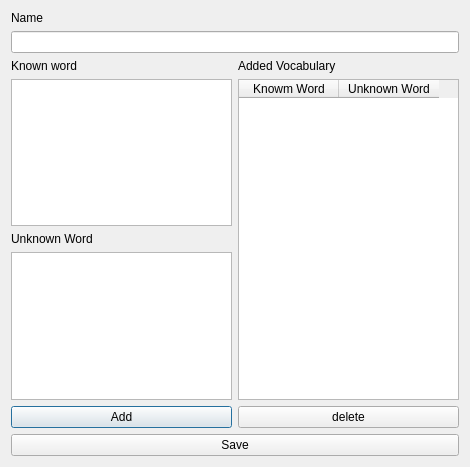
Old version of the form dialogaddvocabulary.ui in the repository TmCrafz/Vocabulary_Skill_exporter.
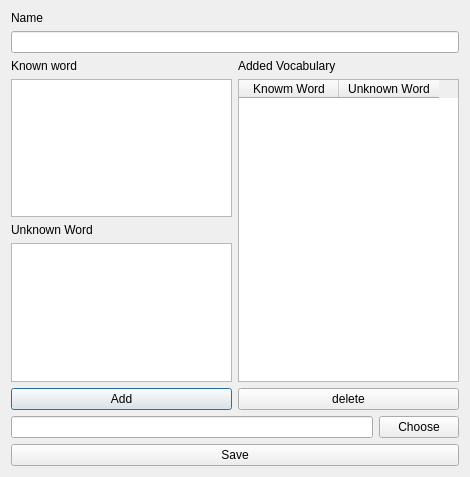
New version of the form.

Commit message: Add a dialog to choose the save folder of the file in the add voabulary window and implements methods which handle this.

Patch:
```diff
--- a/dialogaddvocabulary.ui
+++ b/dialogaddvocabulary.ui
@@ -7,7 +7,7 @@
     <x>0</x>
     <y>0</y>
     <width>470</width>
-    <height>467</height>
+    <height>477</height>
    </rect>
   </property>
   <property name="windowTitle">
@@ -105,6 +105,20 @@
        </item>
       </layout>
      </item>
+     <item>
+      <layout class="QHBoxLayout" name="horizontalLayout_2">
+       <item>
+        <widget class="QLineEdit" name="lineEditPath"/>
+       </item>
+       <item>
+        <widget class="QPushButton" name="pushBtnChoosePath">
+         <property name="text">
+          <string>Choose</string>
+         </property>
+        </widget>
+       </item>
+      </layout>
+     </item>
      <item>
       <widget class="QPushButton" name="pushBtnSaveVocList">
        <property name="text">
```
The commit also changes 3 other files.
